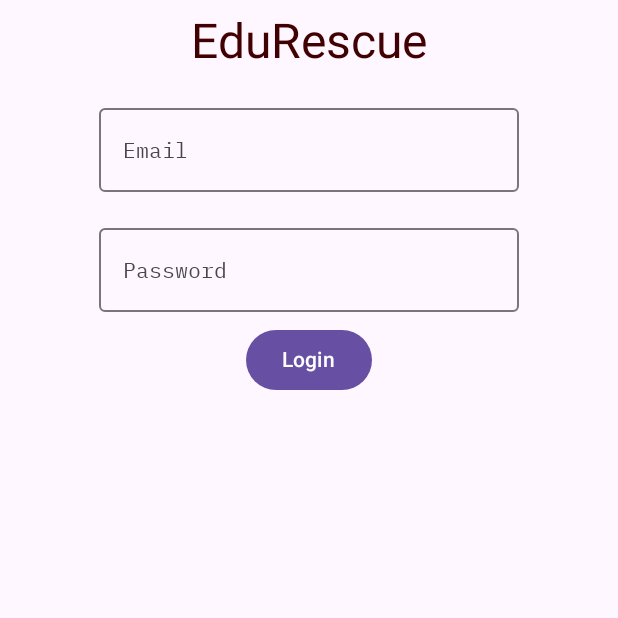
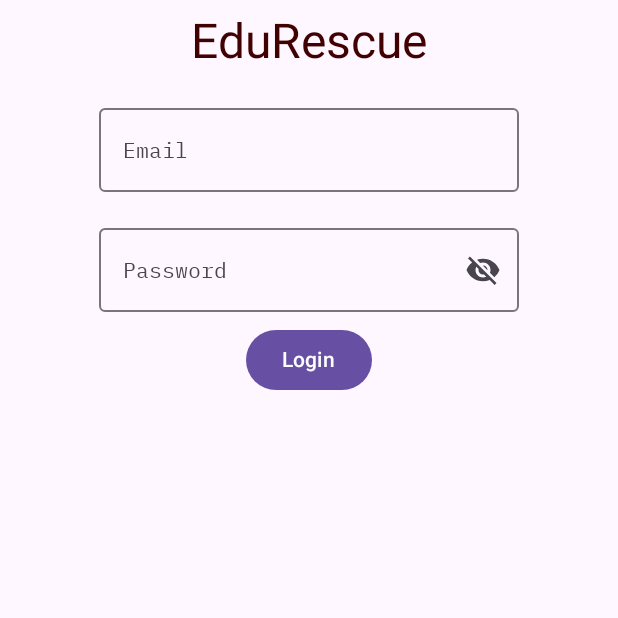
Before and after one commit to dbsekal/EduRescueDesigns, an Android app built with Jetpack Compose: the screen it shows after launch (MainActivity), on a phone screen of 412 x 824 dp, the top half of it. Run offline under Robolectric (Android 15) with nearby library versions, the phone set to English and light mode, and no system bars.

Commit message:
new changes

```diff
--- a/app/src/main/java/com/example/edurescuedesigns/HomePage.kt
+++ b/app/src/main/java/com/example/edurescuedesigns/HomePage.kt
@@ -5,7 +5,7 @@ import androidx.compose.runtime.Composable
 import androidx.navigation.NavController
 
 @Composable
-fun HomePage(navController:NavController){
+fun HomePageForm(navController:NavController){
     Text("homepage")
     Button(onClick = { navController.navigate("chatroom") }) {
         Text("Chatroom")
--- a/app/src/main/java/com/example/edurescuedesigns/Login.kt
+++ b/app/src/main/java/com/example/edurescuedesigns/Login.kt
@@ -10,7 +10,12 @@ import androidx.compose.foundation.layout.padding
 import androidx.compose.foundation.text.ClickableText
 import androidx.compose.foundation.text.KeyboardActions
 import androidx.compose.foundation.text.KeyboardOptions
+import androidx.compose.material.icons.Icons
+import androidx.compose.material.icons.filled.Visibility
+import androidx.compose.material.icons.filled.VisibilityOff
 import androidx.compose.material3.Button
+import androidx.compose.material3.Icon
+import androidx.compose.material3.IconButton
 import androidx.compose.material3.MaterialTheme
 import androidx.compose.material3.OutlinedTextField
 import androidx.compose.material3.Surface
@@ -26,6 +31,8 @@ import androidx.compose.ui.text.TextStyle
 import androidx.compose.ui.text.font.FontFamily
 import androidx.compose.ui.text.input.ImeAction
 import androidx.compose.ui.text.input.KeyboardType
+import androidx.compose.ui.text.input.PasswordVisualTransformation
+import androidx.compose.ui.text.input.VisualTransformation
 import androidx.compose.ui.text.style.TextDecoration
 import androidx.compose.ui.tooling.preview.Preview
 import androidx.compose.ui.unit.dp
@@ -54,7 +61,7 @@ fun LoginForm(navController: NavController) {
             ClickableText(
                 text = AnnotatedString("Sign Up Here"),
                 modifier = Modifier.align(Alignment.CenterHorizontally),
-                onClick = { navController.navigate("Register" ) },
+                onClick = { navController.navigate("register") },
                 style = TextStyle(
                     fontSize = 14.sp,
                     fontFamily = FontFamily.Default,
@@ -84,7 +91,8 @@ fun EmailField(
 ) {
     OutlinedTextField(
         value = emailValue,
-        onValueChange = {input -> onEmailChange(input.replace("\\s".toRegex(), ""))},
+        onValueChange = onEmailChange,
+//        onValueChange = {input -> onEmailChange(input.replace("\\s".toRegex(), ""))},
         modifier = Modifier.padding(8.dp),
         label = { Text("Email") },
         keyboardOptions = KeyboardOptions.Default.copy(
@@ -104,18 +112,46 @@ fun PasswordField(
     onPasswordChange: (String) -> Unit,
     navController: NavController
 ) {
+    var showPassword = remember { mutableStateOf(value = false)}
+
     OutlinedTextField(
         value = passwordValue,
-        onValueChange = {input -> onPasswordChange(input.replace("\\s".toRegex(), ""))},
+        onValueChange = onPasswordChange,
+//        onValueChange = {input -> onPasswordChange(input.replace("\\s".toRegex(), ""))},
         modifier = Modifier.padding(8.dp),
         label = { Text("Password") },
+        visualTransformation = if (showPassword.value){
+            VisualTransformation.None
+        } else {
+               PasswordVisualTransformation()
+               },
         keyboardOptions = KeyboardOptions.Default.copy(
             keyboardType = KeyboardType.Password,
             imeAction = ImeAction.Done
         ),
         keyboardActions = KeyboardActions(
             onDone = {submitLogin(emailValue,passwordValue, navController)}
-        )
+        ),
+        trailingIcon = {
+            if (showPassword.value) {
+                IconButton(
+                    onClick = { showPassword.value = false }) {
+                    Icon(
+                        imageVector = Icons.Filled.Visibility,
+                        contentDescription = "hide_password"
+                    )
+                }
+            }else {
+                IconButton(
+                    onClick = { showPassword.value = true}) {
+                    Icon (
+                        imageVector = Icons.Filled.VisibilityOff,
+                        contentDescription = "hide_password"
+                    )
+                }
+            }
+
+        }
     )
 }
 
--- a/app/src/main/java/com/example/edurescuedesigns/MainActivity.kt
+++ b/app/src/main/java/com/example/edurescuedesigns/MainActivity.kt
@@ -47,8 +47,11 @@ class MainActivity : AppCompatActivity() {
                     composable(route="chatroom"){
                         ChatRoomScreen()
                     }
+                    composable(route = "register"){
+                        RegisterForm(navController)
+                    }
                     composable(route="homepage"){
-                        HomePage(navController)
+                        HomePageForm(navController)
                     }
                 }
             }
```
Also changed, not shown: app/build.gradle.kts (+5 -3 lines), app/src/main/java/com/example/edurescuedesigns/Register.kt (+91 -5 lines).
